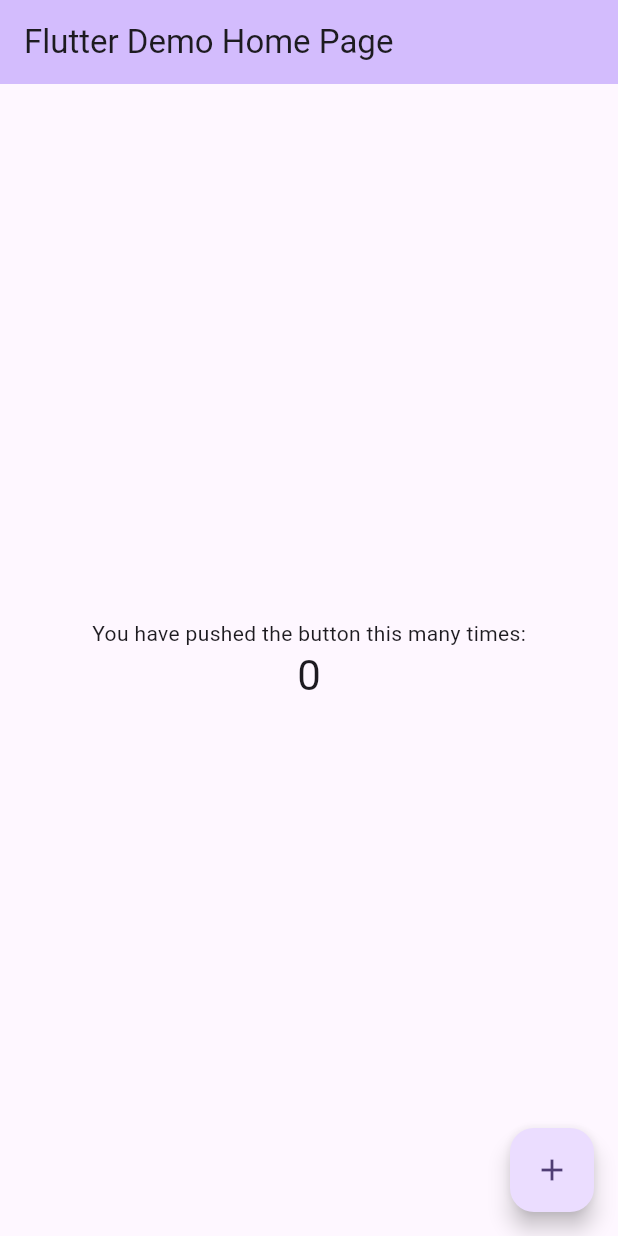
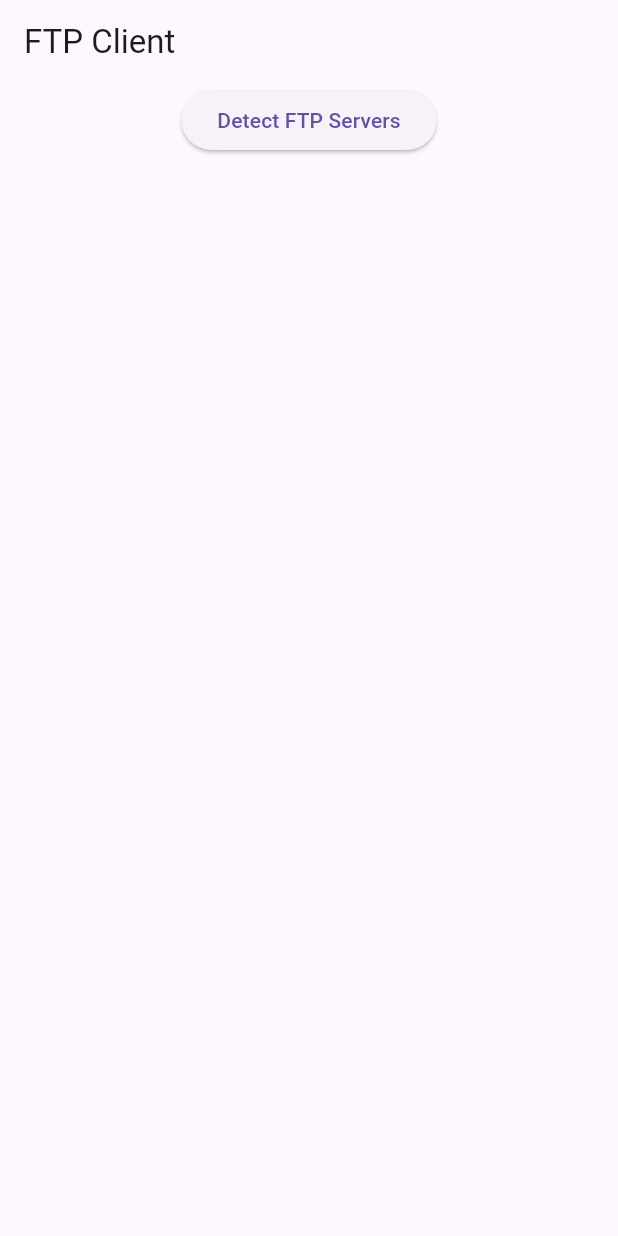
Before and after one commit to fshangala/ftp_client_app, a Flutter app: the screen it shows after launch, on a phone screen of 412 x 824 dp. Run offline on Flutter 3.47's test engine with Material 3 defaults, Android fonts, the phone set to English and light mode, and no system bars; missing offline and left inert: ftpconnect.

Commit message:
Implement FTP client functionality with server detection and file transfer features

```diff
--- a/lib/main.dart
+++ b/lib/main.dart
@@ -1,125 +1,23 @@
 import 'package:flutter/material.dart';
+import 'package:provider/provider.dart';
+import 'viewmodels/ftp_viewmodel.dart';
+import 'views/home_screen.dart';
 
 void main() {
-  runApp(const MyApp());
+  runApp(MyApp());
 }
 
 class MyApp extends StatelessWidget {
   const MyApp({super.key});
 
-  // This widget is the root of your application.
   @override
   Widget build(BuildContext context) {
-    return MaterialApp(
-      title: 'Flutter Demo',
-      theme: ThemeData(
-        // This is the theme of your application.
-        //
-        // TRY THIS: Try running your application with "flutter run". You'll see
-        // the application has a purple toolbar. Then, without quitting the app,
-        // try changing the seedColor in the colorScheme below to Colors.green
-        // and then invoke "hot reload" (save your changes or press the "hot
-        // reload" button in a Flutter-supported IDE, or press "r" if you used
-        // the command line to start the app).
-        //
-        // Notice that the counter didn't reset back to zero; the application
-        // state is not lost during the reload. To reset the state, use hot
-        // restart instead.
-        //
-        // This works for code too, not just values: Most code changes can be
-        // tested with just a hot reload.
-        colorScheme: ColorScheme.fromSeed(seedColor: Colors.deepPurple),
-        useMaterial3: true,
+    return ChangeNotifierProvider(
+      create: (_) => FTPViewModel(),
+      child: MaterialApp(
+        debugShowCheckedModeBanner: false,
+        home: HomeScreen(),
       ),
-      home: const MyHomePage(title: 'Flutter Demo Home Page'),
     );
   }
 }
-
-class MyHomePage extends StatefulWidget {
-  const MyHomePage({super.key, required this.title});
-
-  // This widget is the home page of your application. It is stateful, meaning
-  // that it has a State object (defined below) that contains fields that affect
-  // how it looks.
-
-  // This class is the configuration for the state. It holds the values (in this
-  // case the title) provided by the parent (in this case the App widget) and
-  // used by the build method of the State. Fields in a Widget subclass are
-  // always marked "final".
-
-  final String title;
-
-  @override
-  State<MyHomePage> createState() => _MyHomePageState();
-}
-
-class _MyHomePageState extends State<MyHomePage> {
-  int _counter = 0;
-
-  void _incrementCounter() {
-    setState(() {
-      // This call to setState tells the Flutter framework that something has
-      // changed in this State, which causes it to rerun the build method below
-      // so that the display can reflect the updated values. If we changed
-      // _counter without calling setState(), then the build method would not be
-      // called again, and so nothing would appear to happen.
-      _counter++;
-    });
-  }
-
-  @override
-  Widget build(BuildContext context) {
-    // This method is rerun every time setState is called, for instance as done
-    // by the _incrementCounter method above.
-    //
-    // The Flutter framework has been optimized to make rerunning build methods
-    // fast, so that you can just rebuild anything that needs updating rather
-    // than having to individually change instances of widgets.
-    return Scaffold(
-      appBar: AppBar(
-        // TRY THIS: Try changing the color here to a specific color (to
-        // Colors.amber, perhaps?) and trigger a hot reload to see the AppBar
-        // change color while the other colors stay the same.
-        backgroundColor: Theme.of(context).colorScheme.inversePrimary,
-        // Here we take the value from the MyHomePage object that was created by
-        // the App.build method, and use it to set our appbar title.
-        title: Text(widget.title),
-      ),
-      body: Center(
-        // Center is a layout widget. It takes a single child and positions it
-        // in the middle of the parent.
-        child: Column(
-          // Column is also a layout widget. It takes a list of children and
-          // arranges them vertically. By default, it sizes itself to fit its
-          // children horizontally, and tries to be as tall as its parent.
-          //
-          // Column has various properties to control how it sizes itself and
-          // how it positions its children. Here we use mainAxisAlignment to
-          // center the children vertically; the main axis here is the vertical
-          // axis because Columns are vertical (the cross axis would be
-          // horizontal).
-          //
-          // TRY THIS: Invoke "debug painting" (choose the "Toggle Debug Paint"
-          // action in the IDE, or press "p" in the console), to see the
-          // wireframe for each widget.
-          mainAxisAlignment: MainAxisAlignment.center,
-          children: <Widget>[
-            const Text(
-              'You have pushed the button this many times:',
-            ),
-            Text(
-              '$_counter',
-              style: Theme.of(context).textTheme.headlineMedium,
-            ),
-          ],
-        ),
-      ),
-      floatingActionButton: FloatingActionButton(
-        onPressed: _incrementCounter,
-        tooltip: 'Increment',
-        child: const Icon(Icons.add),
-      ), // This trailing comma makes auto-formatting nicer for build methods.
-    );
-  }
-}
--- /dev/null
+++ b/lib/viewmodels/ftp_viewmodel.dart
@@ -0,0 +1,36 @@
+import 'package:flutter/material.dart';
+import '../models/ftp_server.dart';
+import '../services/ftp_service.dart';
+
+class FTPViewModel extends ChangeNotifier {
+  List<FTPServer> _servers = [];
+  bool _isTransferring = false;
+  double _progress = 0.0;
+
+  List<FTPServer> get servers => _servers;
+  bool get isTransferring => _isTransferring;
+  double get progress => _progress;
+
+  void detectServers() {
+    // TODO: Implement server detection logic (scan local network)
+    _servers = [
+      FTPServer(ip: '192.168.0.101', username: 'user', password: 'pass'),
+      FTPServer(ip: '192.168.0.102', username: 'user', password: 'pass'),
+    ];
+    notifyListeners();
+  }
+
+  Future<void> transferFile(
+      FTPServer server, String localPath, String remotePath) async {
+    _isTransferring = true;
+    _progress = 0.0;
+    notifyListeners();
+
+    FTPService ftpService = FTPService(server);
+    bool success = await ftpService.uploadFile(localPath, remotePath);
+
+    _isTransferring = false;
+    _progress = success ? 1.0 : 0.0;
+    notifyListeners();
+  }
+}
--- /dev/null
+++ b/lib/views/home_screen.dart
@@ -0,0 +1,45 @@
+import 'package:flutter/material.dart';
+import 'package:provider/provider.dart';
+import '../viewmodels/ftp_viewmodel.dart';
+import 'file_transfer_screen.dart';
+
+class HomeScreen extends StatelessWidget {
+  const HomeScreen({super.key});
+
+  @override
+  Widget build(BuildContext context) {
+    return Scaffold(
+      appBar: AppBar(title: Text('FTP Client')),
+      body: Consumer<FTPViewModel>(
+        builder: (context, viewModel, child) {
+          return Column(
+            children: [
+              ElevatedButton(
+                onPressed: () => viewModel.detectServers(),
+                child: Text('Detect FTP Servers'),
+              ),
+              Expanded(
+                child: ListView.builder(
+                  itemCount: viewModel.servers.length,
+                  itemBuilder: (context, index) {
+                    final server = viewModel.servers[index];
+                    return ListTile(
+                      title: Text(server.ip),
+                      subtitle: Text('Username: ${server.username}'),
+                      onTap: () => Navigator.push(
+                        context,
+                        MaterialPageRoute(
+                          builder: (context) => FileTransferScreen(server),
+                        ),
+                      ),
+                    );
+                  },
+                ),
+              ),
+            ],
+          );
+        },
+      ),
+    );
+  }
+}
--- a/pubspec.yaml
+++ b/pubspec.yaml
@@ -35,6 +35,7 @@ dependencies:
   # Use with the CupertinoIcons class for iOS style icons.
   cupertino_icons: ^1.0.8
   ftpconnect: ^2.0.7
+  provider: ^6.1.4
 
 dev_dependencies:
   flutter_test:
```
Also changed, not shown: lib/views/file_transfer_screen.dart (added, +38 -0 lines), pubspec.lock.
